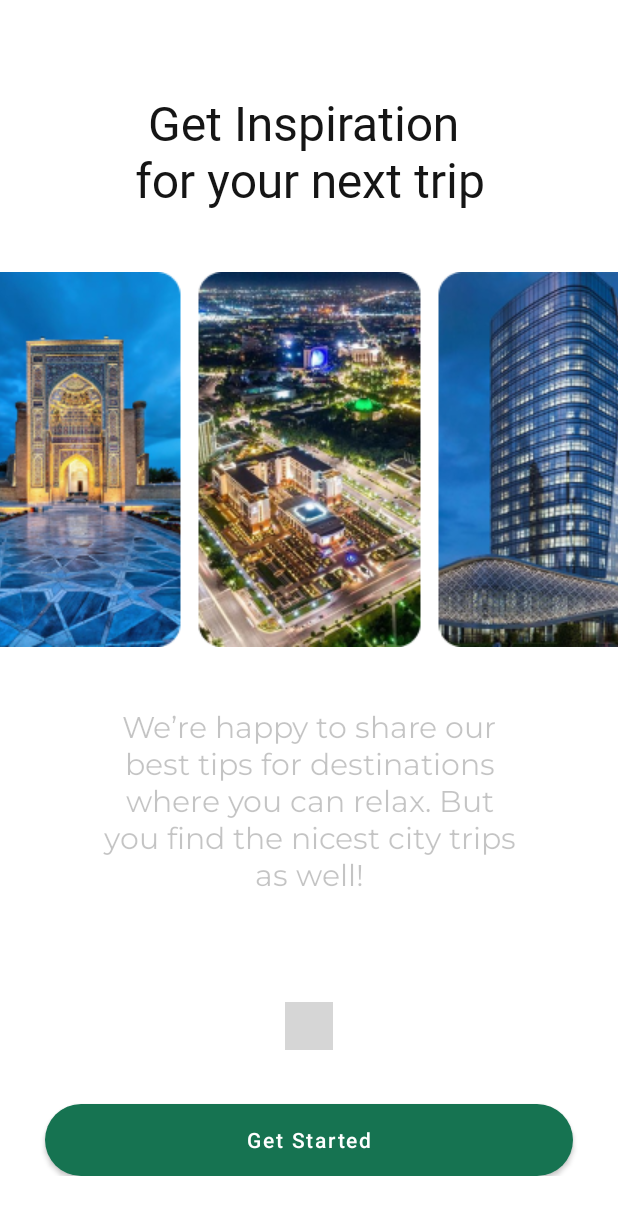
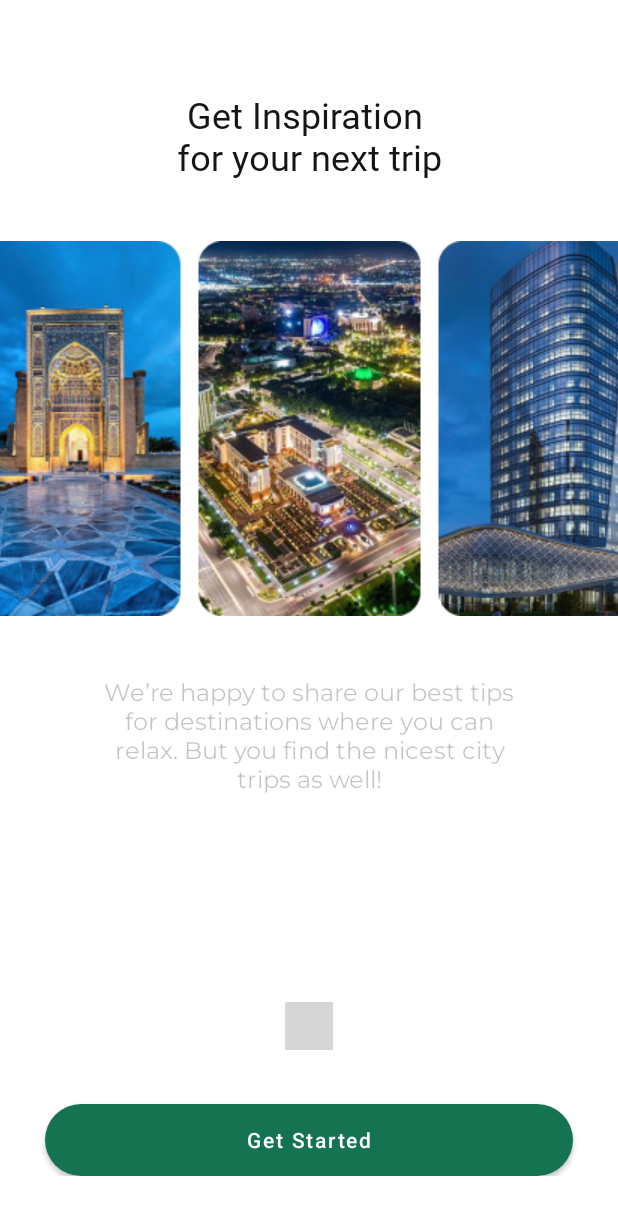
Before and after one commit to kurbanovxurshidbek/caravan-android, an Android app: the screen it shows after launch (IntroActivity), on a phone screen of 412 x 824 dp. Shown: the top 1215 px of the screen. Run offline under Robolectric (Android 15) with nearby library versions, the phone set to English and light mode, and no system bars; plain views replace WormDotsIndicator; 1 statement that could not run was skipped; grey boxes are pictures that could not be loaded.

Commit message:
intro bugs fixed status color deleted

```diff
--- a/app/build.gradle
+++ b/app/build.gradle
@@ -52,4 +52,7 @@ dependencies {
     //indicator
     implementation 'com.tbuonomo:dotsindicator:4.2'
 
+    //for OTP
+    implementation 'io.github.chaosleung:pinview:1.4.4'
+
 }
--- a/app/src/main/java/com/caravan/caravan/adapter/TripAdapter.kt
+++ b/app/src/main/java/com/caravan/caravan/adapter/TripAdapter.kt
@@ -23,7 +23,7 @@ class TripAdapter(var items: ArrayList<Trip>) :
             itemTripsBinding.tvTripTitle.text = trip.description
             itemTripsBinding.ratingBarTrip.rating = trip.rate.toFloat()
             itemTripsBinding.tvTripCommentsCount.text =
-                "(${trip.comments.size})"
+                "(${trip.comments?.size})"
             itemTripsBinding.tvPrice.text = price(trip)
 
             itemView.setOnClickListener {
--- a/app/src/main/java/com/caravan/caravan/ui/activity/IntroActivity.kt
+++ b/app/src/main/java/com/caravan/caravan/ui/activity/IntroActivity.kt
@@ -23,7 +23,6 @@ class IntroActivity : BaseActivity() {
     override fun onCreate(savedInstanceState: Bundle?) {
         super.onCreate(savedInstanceState)
         binding = ActivityIntroBinding.inflate(LayoutInflater.from(this))
-        window.decorView.windowInsetsController?.setSystemBarsAppearance(APPEARANCE_LIGHT_STATUS_BARS, APPEARANCE_LIGHT_STATUS_BARS);
         setContentView(binding.root)
 
         initViews()
--- a/app/src/main/java/com/caravan/caravan/ui/activity/LoginActivity.kt
+++ b/app/src/main/java/com/caravan/caravan/ui/activity/LoginActivity.kt
@@ -12,7 +12,6 @@ class LoginActivity : BaseActivity() {
     @RequiresApi(Build.VERSION_CODES.R)
     override fun onCreate(savedInstanceState: Bundle?) {
         super.onCreate(savedInstanceState)
-        window.decorView.windowInsetsController?.setSystemBarsAppearance(WindowInsetsController.APPEARANCE_LIGHT_STATUS_BARS, WindowInsetsController.APPEARANCE_LIGHT_STATUS_BARS)
         setContentView(R.layout.activity_login)
     }
 }
--- a/app/src/main/java/com/caravan/caravan/ui/activity/MainActivity.kt
+++ b/app/src/main/java/com/caravan/caravan/ui/activity/MainActivity.kt
@@ -11,7 +11,6 @@ class MainActivity : BaseActivity() {
     @RequiresApi(Build.VERSION_CODES.R)
     override fun onCreate(savedInstanceState: Bundle?) {
         super.onCreate(savedInstanceState)
-        window.decorView.windowInsetsController?.setSystemBarsAppearance(WindowInsetsController.APPEARANCE_LIGHT_STATUS_BARS, WindowInsetsController.APPEARANCE_LIGHT_STATUS_BARS)
         setContentView(R.layout.activity_main)
 
     }
--- a/app/src/main/java/com/caravan/caravan/ui/activity/SplashActivity.kt
+++ b/app/src/main/java/com/caravan/caravan/ui/activity/SplashActivity.kt
@@ -16,7 +16,6 @@ class SplashActivity : BaseActivity() {
     override fun onCreate(savedInstanceState: Bundle?) {
         super.onCreate(savedInstanceState)
         setContentView(R.layout.activity_splash)
-        window.decorView.windowInsetsController?.setSystemBarsAppearance(WindowInsetsController.APPEARANCE_LIGHT_STATUS_BARS, WindowInsetsController.APPEARANCE_LIGHT_STATUS_BARS)
         initViews()
     }
 
--- a/app/src/main/res/layout/fragment_intro1.xml
+++ b/app/src/main/res/layout/fragment_intro1.xml
@@ -12,7 +12,7 @@
         android:layout_height="wrap_content"
         android:layout_marginTop="60dp"
         android:textColor="#151515"
-        android:textSize="32sp"
+        android:textSize="24sp"
         android:fontFamily="@font/montserrat_extra_bold"
         android:layout_marginHorizontal="30dp"
         android:gravity="center"
@@ -29,7 +29,7 @@
         android:layout_width="match_parent"
         android:layout_height="wrap_content"
         android:text="@string/intro_desc_1"
-        android:textSize="20sp"
+        android:textSize="16sp"
         android:fontFamily="@font/montserrat_regular"
         android:textColor="#40151515"
         android:gravity="center"
--- a/app/src/main/res/layout/fragment_intro2.xml
+++ b/app/src/main/res/layout/fragment_intro2.xml
@@ -12,7 +12,7 @@
         android:layout_height="wrap_content"
         android:layout_marginTop="60dp"
         android:textColor="#151515"
-        android:textSize="32sp"
+        android:textSize="24sp"
         android:fontFamily="@font/montserrat_extra_bold"
         android:layout_marginHorizontal="30dp"
         android:gravity="center"
@@ -26,7 +26,7 @@
         android:layout_width="match_parent"
         android:layout_height="wrap_content"
         android:text="@string/intro_desc_2"
-        android:textSize="20sp"
+        android:textSize="16sp"
         android:textColor="#40151515"
         android:gravity="center"
         android:fontFamily="@font/montserrat_regular"
--- a/app/src/main/res/layout/fragment_intro3.xml
+++ b/app/src/main/res/layout/fragment_intro3.xml
@@ -12,7 +12,7 @@
         android:layout_height="wrap_content"
         android:layout_marginTop="60dp"
         android:textColor="#151515"
-        android:textSize="32sp"
+        android:textSize="24sp"
         android:layout_marginHorizontal="30dp"
         android:gravity="center"
         android:fontFamily="@font/montserrat_extra_bold"
@@ -27,7 +27,7 @@
         android:layout_width="match_parent"
         android:layout_height="wrap_content"
         android:text="@string/intro_desc_3"
-        android:textSize="20sp"
+        android:textSize="16sp"
         android:textColor="#40151515"
         android:fontFamily="@font/montserrat_regular"
         android:gravity="center"
--- a/app/src/main/res/values/colors.xml
+++ b/app/src/main/res/values/colors.xml
@@ -10,6 +10,4 @@
     <color name="main_color">#167351</color>
     <color name="main_color2">#50167351</color>
 
-    <color name="main_color">#167351</color>
-
 </resources>
```
